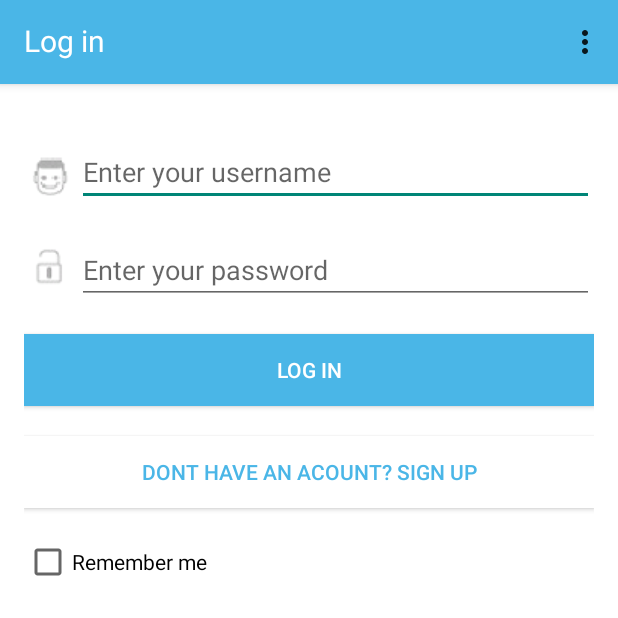
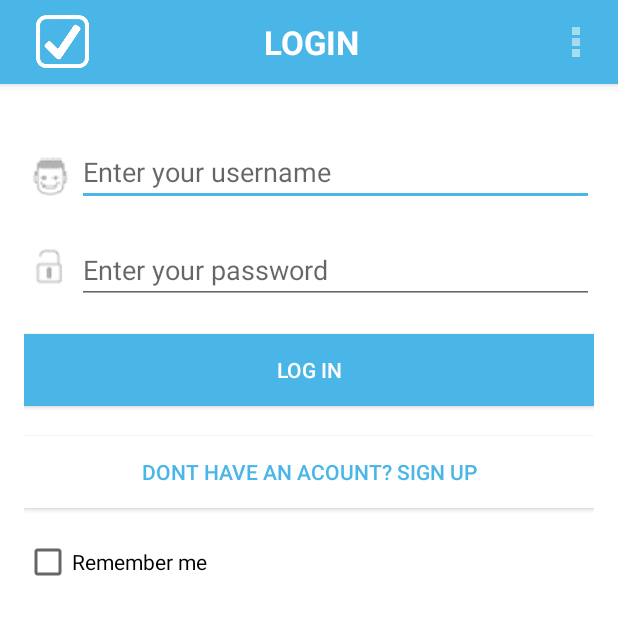
Before and after one commit to Hackaton-Hevre/ClientDemo, an Android app: the screen it shows after launch (MainActivity), on a phone screen of 412 x 824 dp, the top half of it. Run offline under Robolectric (Android 15) with nearby library versions, the phone set to English and light mode, and no system bars; 3 statements that could not run were skipped.

Commit message:
Action bar issue fixed, added 2 buttons to push notifications

```diff
--- a/app/src/main/java/com/hackaton/hevre/clientapplication/Controller/AppCallbackActivity.java
+++ b/app/src/main/java/com/hackaton/hevre/clientapplication/Controller/AppCallbackActivity.java
@@ -2,13 +2,18 @@ package com.hackaton.hevre.clientapplication.Controller;
 
 import android.location.Location;
 import android.os.Bundle;
+import android.support.v7.app.ActionBar;
 import android.support.v7.app.AppCompatActivity;
+import android.view.LayoutInflater;
+import android.view.View;
+import android.widget.TextView;
 
 import com.hackaton.hevre.clientapplication.Model.Business;
 import com.hackaton.hevre.clientapplication.Model.IModelService;
 import com.hackaton.hevre.clientapplication.Model.LoginStatus;
 import com.hackaton.hevre.clientapplication.Model.ModelService;
 import com.hackaton.hevre.clientapplication.Model.TaskingStatus;
+import com.hackaton.hevre.clientapplication.R;
 
 import java.util.ArrayList;
 import java.util.List;
@@ -30,6 +35,9 @@ public abstract class AppCallbackActivity extends AppCompatActivity {
 
     /* Common members */
     IModelService mModelService;
+    ActionBar mActionBar;
+    TextView mTitleTextView;
+    View mCustomView;
 
     /* Common behavior */
 
@@ -37,6 +45,16 @@ public abstract class AppCallbackActivity extends AppCompatActivity {
     protected void onCreate(Bundle savedInstanceState) {
         super.onCreate(savedInstanceState);
 
+        /* Action bar init */
+        mActionBar = getSupportActionBar();
+        mActionBar.setDisplayShowHomeEnabled(false);
+        mActionBar.setDisplayShowTitleEnabled(false);
+        LayoutInflater mInflater = LayoutInflater.from(this);
+
+        mCustomView = mInflater.inflate(R.layout.action_bar, null);
+        mTitleTextView = (TextView) mCustomView.findViewById(R.id.title_text);
+
+        /* Model service init */
         mModelService = ModelService.getInstance(this);
         mModelService.setDelegate(this);
     }
@@ -45,6 +63,13 @@ public abstract class AppCallbackActivity extends AppCompatActivity {
     protected void onResume() {
         super.onResume();
         mModelService.setDelegate(this);
+    }
+
+    protected void setActionBarTitle(String title)
+    {
+        mTitleTextView.setText(title);
+        mActionBar.setCustomView(mCustomView);
+        mActionBar.setDisplayShowCustomEnabled(true);
     }
 
     /* HomeActivity callbacks */
--- a/app/src/main/java/com/hackaton/hevre/clientapplication/Controller/HomeActivity.java
+++ b/app/src/main/java/com/hackaton/hevre/clientapplication/Controller/HomeActivity.java
@@ -8,7 +8,6 @@ import android.location.Location;
 import android.os.AsyncTask;
 import android.os.Bundle;
 import android.support.v4.app.NotificationCompat;
-import android.support.v7.widget.Toolbar;
 import android.view.Menu;
 import android.view.MenuItem;
 import android.view.View;
@@ -57,8 +56,8 @@ public class HomeActivity extends AppCallbackActivity implements OnItemClickList
             mUserName = b.getString("user");
         }
 
-        Toolbar toolbar = (Toolbar) findViewById(R.id.home_toolbar);
-        setSupportActionBar(toolbar);
+        setActionBarTitle("My tasks");
+
         mTasks = new ArrayList<String>();
 
         mAdapter = new ArrayAdapter<String>(this, android.R.layout.simple_list_item_1, mTasks);
@@ -193,13 +192,15 @@ public class HomeActivity extends AppCallbackActivity implements OnItemClickList
         NotificationCompat.Builder mBuilder =
                 new NotificationCompat.Builder(this)
                         .setSmallIcon(R.mipmap.ic_launcher)
+                        .addAction(R.drawable.notification_template_icon_bg, "BUTTON 1", null) // #0
+                        .addAction(R.drawable.abc_ic_commit_search_api_mtrl_alpha, "BUTTON 2", null)  // #1
                         .setContentTitle("Don't forget your task!")
                         .setContentText(relevantBusinesses.get(0).getName() + " is only " + relevantBusinesses.get(0).getLocation().distanceTo(mLocationService.getCurrentLocation()) + " meters away!");
         // Gets an instance of the NotificationManager service
         NotificationManager mNotifyMgr =
                 (NotificationManager) getSystemService(NOTIFICATION_SERVICE);
         // Builds the notification and issues it.
-        mNotifyMgr.notify(getNextNotificationId(), mBuilder.build());
+        //mNotifyMgr.notify(getNextNotificationId(), mBuilder.build());
     }
 
     public class TagsGetter extends AsyncTask<String, Void, String> {
--- a/app/src/main/java/com/hackaton/hevre/clientapplication/Controller/MainActivity.java
+++ b/app/src/main/java/com/hackaton/hevre/clientapplication/Controller/MainActivity.java
@@ -4,11 +4,13 @@ import android.content.Context;
 import android.content.Intent;
 import android.content.SharedPreferences;
 import android.os.Bundle;
+import android.view.LayoutInflater;
 import android.view.Menu;
 import android.view.MenuItem;
 import android.view.View;
 import android.widget.CheckBox;
 import android.widget.EditText;
+import android.widget.TextView;
 import android.widget.Toast;
 
 import com.hackaton.hevre.clientapplication.Model.LoginStatus;
@@ -27,8 +29,11 @@ public class MainActivity extends AppCallbackActivity {
         super.onCreate(savedInstanceState);
         setContentView(R.layout.activity_main);
 
+        setActionBarTitle("Login");
 
-        setSupportActionBar((android.support.v7.widget.Toolbar)findViewById(R.id.main_toolbar));
+
+
+        //setSupportActionBar((android.support.v7.widget.Toolbar)findViewById(R.id.main_toolbar));
 
         mUsernameEdit = (EditText) findViewById(R.id.username_text);
         mPasswordEdit = (EditText) findViewById(R.id.password_text);
--- a/app/src/main/java/com/hackaton/hevre/clientapplication/Controller/RegisterActivity.java
+++ b/app/src/main/java/com/hackaton/hevre/clientapplication/Controller/RegisterActivity.java
@@ -2,6 +2,7 @@ package com.hackaton.hevre.clientapplication.Controller;
 
 import android.content.Intent;
 import android.os.Bundle;
+import android.view.LayoutInflater;
 import android.view.Menu;
 import android.view.MenuItem;
 import android.view.View;
@@ -20,7 +21,7 @@ public class RegisterActivity extends AppCallbackActivity {
         super.onCreate(savedInstanceState);
         setContentView(R.layout.activity_register);
 
-        setSupportActionBar((android.support.v7.widget.Toolbar)findViewById(R.id.register_toolbar));
+        setActionBarTitle("Register");
     }
 
 
--- a/app/src/main/java/com/hackaton/hevre/clientapplication/Controller/TaskActivity.java
+++ b/app/src/main/java/com/hackaton/hevre/clientapplication/Controller/TaskActivity.java
@@ -4,18 +4,17 @@ import android.content.Context;
 import android.os.AsyncTask;
 import android.os.Bundle;
 import android.support.v7.internal.widget.AdapterViewCompat;
-import android.support.v7.widget.Toolbar;
+import android.view.LayoutInflater;
 import android.view.View;
 import android.widget.ArrayAdapter;
 import android.widget.ListView;
 import android.widget.TextView;
 import android.widget.Toast;
 
+import com.hackaton.hevre.clientapplication.Communication.GoogleApiWrapper;
 import com.hackaton.hevre.clientapplication.Model.Business;
 import com.hackaton.hevre.clientapplication.Model.BusinessListAdapter;
 import com.hackaton.hevre.clientapplication.R;
-
-import com.hackaton.hevre.clientapplication.Communication.GoogleApiWrapper;
 
 import java.util.ArrayList;
 
@@ -41,9 +40,8 @@ public class TaskActivity extends AppCallbackActivity implements AdapterViewComp
         double latitude = (double) getIntent().getSerializableExtra("lat");
         double longitude = (double) getIntent().getSerializableExtra("lng");
 
-        Toolbar toolbarTop = (Toolbar) findViewById(R.id.task_toolbar);
-        mTitle = (TextView) toolbarTop.findViewById(R.id.toolbar_title);
-        mTitle.setText(taskName);
+        setActionBarTitle(taskName);
+
         (new BusinessesGetter(this, latitude, longitude)).execute();
     }
 
--- a/app/src/main/java/com/hackaton/hevre/clientapplication/Model/BusinessController.java
+++ b/app/src/main/java/com/hackaton/hevre/clientapplication/Model/BusinessController.java
@@ -16,8 +16,7 @@ public class BusinessController {
 
 
 
-    public BusinessController()
-    {
+    public BusinessController() {
         mBusinesses = new HashMap<>();
 
         Location location;
@@ -26,14 +25,14 @@ public class BusinessController {
 
         // make some static businesses data
 
-//        name = "AmitPharm";
-//        location = new Location(name);
-//        location.setLatitude(32.414133);
-//        location.setLongitude(34.951222);
-//        tags = new LinkedList<>();
-//        tags.add(Tag.TAG_PHARM);
-//        addBusiness(nextId(), name, location, tags);
-//
+        name = "AmitPharm";
+        location = new Location(name);
+        location.setLatitude(32.414133);
+        location.setLongitude(34.951222);
+        tags = new LinkedList<>();
+        tags.add(Tag.TAG_PHARM);
+        addBusiness(nextId() + "", name, location, tags);
+
 //        name = "AvichayCoffee";
 //        location = new Location(name);
 //        location.setLatitude(32.414168);
@@ -91,7 +90,6 @@ public class BusinessController {
 //        tags.add(Tag.TAG_OFFICE_SUPPLY);
 //        addBusiness(nextId(), name, location, tags);
 
-
     }
 
     public boolean addBusiness(String bId, String bName, Location bLocation, List<Tag> bTags)
@@ -112,9 +110,9 @@ public class BusinessController {
     {
         Business b = null;
 
-        if (mBusinesses.containsKey(id))
+        if (mBusinesses.containsKey(id + ""))
         {
-            b = mBusinesses.get(id);
+            b = mBusinesses.get(id + "");
         }
 
         return b;
--- a/app/src/main/java/com/hackaton/hevre/clientapplication/Model/LocationModelService.java
+++ b/app/src/main/java/com/hackaton/hevre/clientapplication/Model/LocationModelService.java
@@ -17,7 +17,7 @@ import static android.content.Context.LOCATION_SERVICE;
 public class LocationModelService implements ILocationModelService, LocationListener {
 
     public static final int MIN_TIME = 10000;
-    public static final int MIN_DISTANCE = 1;
+    public static final int MIN_DISTANCE = 0;
     private Context mContext;
     private final LocationManager mLocationManager;
     private Location mLastLocation = null;
--- a/app/src/main/java/com/hackaton/hevre/clientapplication/Model/ModelService.java
+++ b/app/src/main/java/com/hackaton/hevre/clientapplication/Model/ModelService.java
@@ -2,6 +2,7 @@ package com.hackaton.hevre.clientapplication.Model;
 
 import android.content.Context;
 import android.location.Location;
+import android.util.Log;
 
 import com.hackaton.hevre.clientapplication.Communication.WikiDataApiWrapper;
 import com.hackaton.hevre.clientapplication.Controller.AppCallbackActivity;
@@ -99,37 +100,6 @@ public class ModelService implements IModelService {
     @Override
     public List<String> addProduct(final String userName, String product) {
 
-        /*product = product.trim();
-        final String productName  = product.replaceAll(" ", "%20");
-
-        final String restUrlInstanceOf = "https://query.wikidata.org/sparql?query=SELECT%20%3Fcategory%0AWHERE%0A%7B%0A%20%20%3Fitem%20wdt%3AP31%20%3FitemInstance%20.%20%23%20instance%20of%20%0A%20%20%23%3Fitem%20wdt%3AP279%20%3FitemSubclass%20.%20%23%20subclass%20of%0A%20%20%3Fitem%20rdfs%3Alabel%20%22" + productName + "%22%40en%20.%0A%20%20%3FitemInstance%20rdfs%3Alabel%20%3Fcategory%20filter%20%28lang%28%3Fcategory%29%20%3D%20%22en%22%29.%0A%7D&format=json";
-        final String restUrlSubclassOf = "https://query.wikidata.org/sparql?query=SELECT%20%3Fcategory%0AWHERE%0A%7B%0A%20%20%23%3Fitem%20wdt%3AP31%20%3FitemInstance%20.%20%23%20instance%20of%20%0A%20%20%3Fitem%20wdt%3AP279%20%3FitemSubclass%20.%20%23%20subclass%20of%0A%20%20%3Fitem%20rdfs%3Alabel%20%22" + productName + "%22%40en%20.%0A%20%20%3FitemSubclass%20rdfs%3Alabel%20%3Fcategory%20filter%20%28lang%28%3Fcategory%29%20%3D%20%22en%22%29.%0A%7D&format=json";
-        final List<String> categories = new ArrayList<>();*/
-        /*
-        query - instance of
-
-        https://query.wikidata.org/sparql?query=SELECT%20%3Fcategory%0AWHERE%0A%7B%0A%20%20%3Fitem%20wdt%3AP31%20%3FitemInstance%20.%20%23%20instance%20of%20%0A%20%20%23%3Fitem%20wdt%3AP279%20%3FitemSubclass%20.%20%23%20subclass%20of%0A%20%20%3Fitem%20rdfs%3Alabel%20%22milk%22%40en%20.%0A%20%20%3FitemInstance%20rdfs%3Alabel%20%3Fcategory%20filter%20%28lang%28%3Fcategory%29%20%3D%20%22en%22%29.%0A%7D&format=json
-
-        query - subclass of
-
-        .wikidata.org/sparql?query=SELECT%20%3Fcategory%0AWHERE%0A%7B%0A%20%20%23%3Fitem%20wdt%3AP31%20%3FitemInstance%20.%20%23%20instance%20of%20%0A%20%20%3Fitem%20wdt%3AP279%20%3FitemSubclass%20.%20%23%20subclass%20of%0A%20%20%3Fitem%20rdfs%3Alabel%20%22milk%22%40en%20.%0A%20%20%3FitemSubclass%20rdfs%3Alabel%20%3Fcategory%20filter%20%28lang%28%3Fcategory%29%20%3D%20%22en%22%29.%0A%7D&format=json
-
-         */
-
-        /*new GetRequest<String>(restUrlInstanceOf, new RestTaskCallback<String>(){
-            @Override
-            public void onTaskComplete(String response){
-                getAllCategories(response);
-                new GetRequest<String>(restUrlSubclassOf, new RestTaskCallback<String>(){
-                    @Override
-                    public void onTaskComplete(String response){
-                        getAllCategories(response);
-                        addProduct_afterResponse(userName, productName, categories);
-                    }
-                }).execute();
-            }
-        }).execute();*/
-
         List<String> categories = WikiDataApiWrapper.getInstance().getAllTags(product);
         return addProduct_afterResponse(userName, product, categories);
 
@@ -174,7 +144,7 @@ public class ModelService implements IModelService {
         }
         catch (Exception e)
         {
-
+            Log.e("ModelService", e.getStackTrace().toString());
         }
     }
 
--- /dev/null
+++ b/app/src/main/res/layout/action_bar.xml
@@ -0,0 +1,40 @@
+<?xml version="1.0" encoding="utf-8"?>
+<RelativeLayout xmlns:android="http://schemas.android.com/apk/res/android"
+                android:layout_width="match_parent"
+                android:layout_height="50dp"
+                android:background="#4AB6E7">
+
+    <ImageView
+        android:id="@+id/app_icon_white"
+        android:layout_width="35dp"
+        android:layout_height="35dp"
+        android:layout_alignParentLeft="true"
+        android:layout_centerVertical="true"
+        android:layout_marginLeft="8dp"
+        android:src="@mipmap/app_icon_white" />
+
+    <TextView
+        android:id="@+id/title_text"
+        android:layout_width="match_parent"
+        android:layout_height="match_parent"
+        android:gravity="center"
+        android:layout_centerInParent="true"
+        android:layout_centerVertical="true"
+        android:layout_centerHorizontal="true"
+        android:textAllCaps="true"
+        android:textAppearance="?android:attr/textAppearanceLarge"
+        android:textColor="#fff"
+        android:textStyle="bold"
+        android:layout_toRightOf="@+id/app_icon_white"/>
+
+    <!--<ImageButton
+        android:id="@+id/imageButton"
+        android:layout_width="wrap_content"
+        android:layout_height="wrap_content"
+        android:layout_alignParentRight="true"
+        android:layout_centerVertical="true"
+        android:layout_marginRight="8dp"
+        android:background="@null"
+        android:src="@android:drawable/ic_menu_rotate" />-->
+
+</RelativeLayout>
--- a/app/src/main/res/layout/activity_home.xml
+++ b/app/src/main/res/layout/activity_home.xml
@@ -8,14 +8,14 @@
               android:layout_alignRight="@+id/rememberMe_checkBox"
               android:layout_alignEnd="@+id/rememberMe_checkBox">
 
-    <android.support.v7.widget.Toolbar
+    <!--<android.support.v7.widget.Toolbar
         android:id="@+id/home_toolbar"
         android:layout_width="match_parent"
         android:layout_height="?attr/actionBarSize"
         android:background="#4AB6E7"
         android:elevation="4dp"
         android:theme="@style/ThemeOverlay.AppCompat.ActionBar"
-        app:popupTheme="@style/ThemeOverlay.AppCompat.Light"/>
+        app:popupTheme="@style/ThemeOverlay.AppCompat.Light"/>-->
 
     <RelativeLayout
                     android:layout_width="match_parent"
--- a/app/src/main/res/layout/activity_main.xml
+++ b/app/src/main/res/layout/activity_main.xml
@@ -9,7 +9,7 @@
               android:layout_alignEnd="@+id/rememberMe_checkBox">
 
 
-    <android.support.v7.widget.Toolbar
+    <!--<android.support.v7.widget.Toolbar
         android:id="@+id/main_toolbar"
         android:layout_width="match_parent"
         android:layout_height="?attr/actionBarSize"
@@ -44,7 +44,7 @@
 
             </RelativeLayout>
 
-        </android.support.v7.widget.Toolbar>
+        </android.support.v7.widget.Toolbar>-->
 
     <RelativeLayout
                     android:layout_width="match_parent"
--- a/app/src/main/res/layout/activity_register.xml
+++ b/app/src/main/res/layout/activity_register.xml
@@ -7,6 +7,7 @@
               android:layout_height="match_parent"
               tools:context="com.hackaton.hevre.clientapp.RegisterActivity"
     >
+    <!--
     <android.support.v7.widget.Toolbar
         android:id="@+id/register_toolbar"
         android:layout_width="match_parent"
@@ -14,7 +15,7 @@
         android:background="#4AB6E7"
         android:elevation="4dp"
         android:theme="@style/ThemeOverlay.AppCompat.ActionBar"
-        app:popupTheme="@style/ThemeOverlay.AppCompat.Light"/>
+        app:popupTheme="@style/ThemeOverlay.AppCompat.Light"/>-->
 
     <TextView
         android:layout_width="wrap_content"
--- a/app/src/main/res/layout/activity_task.xml
+++ b/app/src/main/res/layout/activity_task.xml
@@ -11,7 +11,7 @@
     tools:context="com.hackaton.hevre.clientapplication.Controller.TaskActivity"
     android:orientation="vertical">
 
-    <android.support.v7.widget.Toolbar
+    <!--<android.support.v7.widget.Toolbar
         android:id="@+id/task_toolbar"
         android:layout_width="match_parent"
         android:layout_height="?attr/actionBarSize"
@@ -26,7 +26,7 @@
             android:text="Toolbar Title"
             android:layout_gravity="center"
             android:id="@+id/toolbar_title" />
-    </android.support.v7.widget.Toolbar>
+    </android.support.v7.widget.Toolbar>-->
 
     <ListView
         android:id="@+id/listView"
--- a/app/src/main/res/values/styles.xml
+++ b/app/src/main/res/values/styles.xml
@@ -1,8 +1,16 @@
 <resources>
 
-    <!-- Base application theme. -->
-    <style name="AppTheme" parent="@style/Theme.AppCompat.Light.NoActionBar">
-        <!-- Customize your theme here. -->
+    <!-- extend one of the Theme.AppCompat themes -->
+    <style name="AppTheme" parent="Theme.AppCompat.Light">
+        <!-- customize the color palette -->
+        <item name="colorPrimary">#4AB6E7</item>
+        <item name="colorPrimaryDark">#4AB6E7</item>
+        <item name="colorAccent">#4AB6E7</item>
+        <item name="android:actionOverflowButtonStyle">@style/MyActionButtonOverflow</item>
+    </style>
+
+    <style name="MyActionButtonOverflow" parent="android:style/Widget.Holo.ActionButton.Overflow">
+        <item name="android:textColor">#ffffff</item>
     </style>
 
 </resources>
```
Also changed, not shown: app/src/main/res/mipmap-xhdpi/app_icon_white.png (added), app/src/main/res/mipmap-xhdpi/icon_white.png (added), 1 other file.
